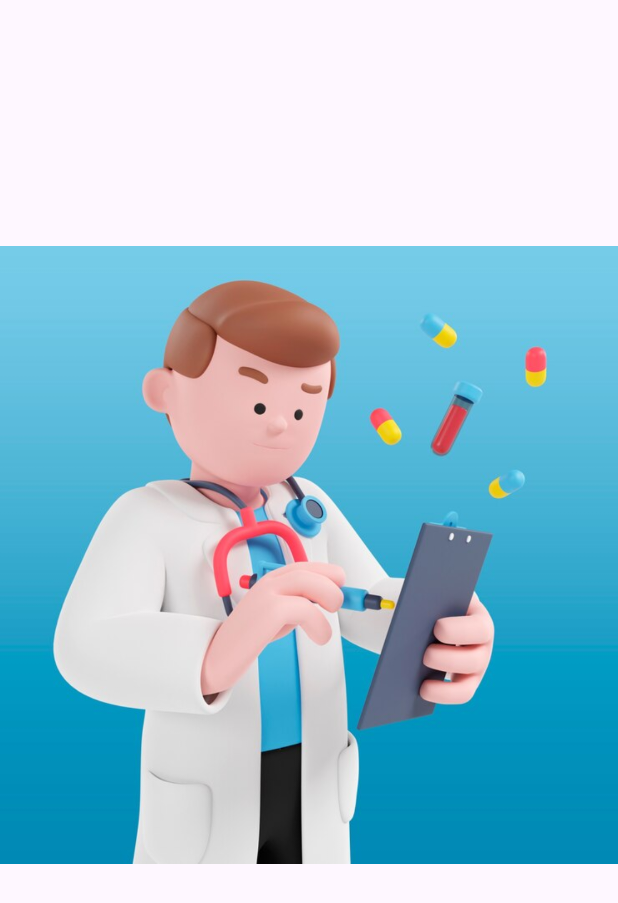
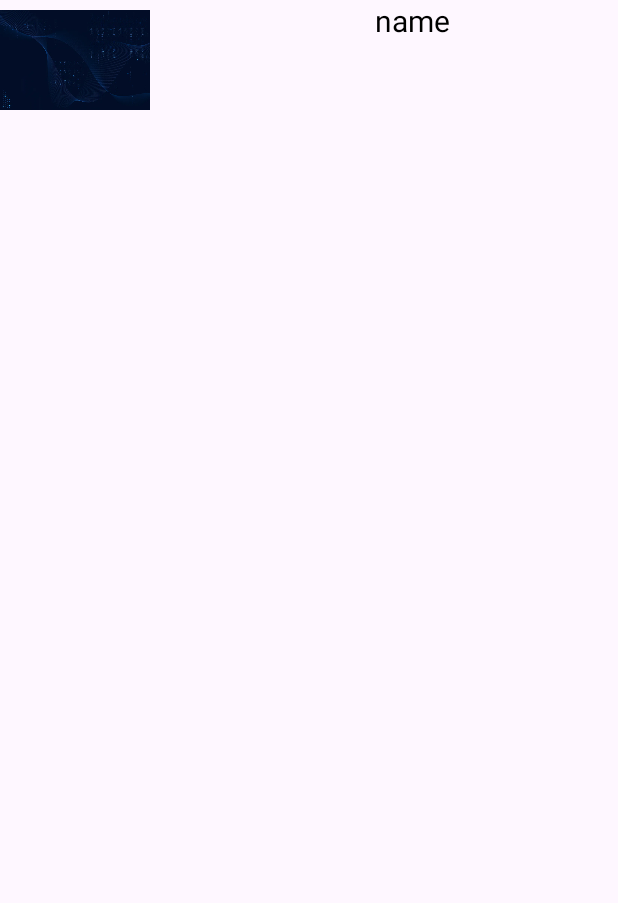
Before and after one commit to Taniya570/MedEase, an Android app: the layout activity_doctoritem.xml on its own in the app's theme, with its tools: preview values and no code run, on a phone screen of 412 x 824 dp. Shown: the top 903 px of the screen. Run offline under Robolectric (Android 15) with nearby library versions, the light colour scheme and no system bars.

Commit message:
Update activity_doctoritem.xml
add image

```diff
--- a/app/src/main/res/layout/activity_doctoritem.xml
+++ b/app/src/main/res/layout/activity_doctoritem.xml
@@ -6,18 +6,19 @@
     android:layout_height="match_parent"
     android:orientation="horizontal">
     <ImageView
-        android:layout_width="wrap_content"
-        android:layout_height="wrap_content"
-        android:src="@drawable/webdoc"
-        />
+        android:layout_width="100dp"
+        android:layout_height="80dp"
+       android:id="@+id/imgDoctor"
+        android:src="@drawable/background"/>
 
 
     <TextView
         android:layout_width="match_parent"
         android:layout_height="wrap_content"
         android:textColor="@color/black"
+        android:layout_marginStart="150dp"
         android:text="name"
         android:id="@+id/tvDoctorName"
-        android:textSize="50sp"/>
+        android:textSize="20sp"/>
 
 </LinearLayout>
```
